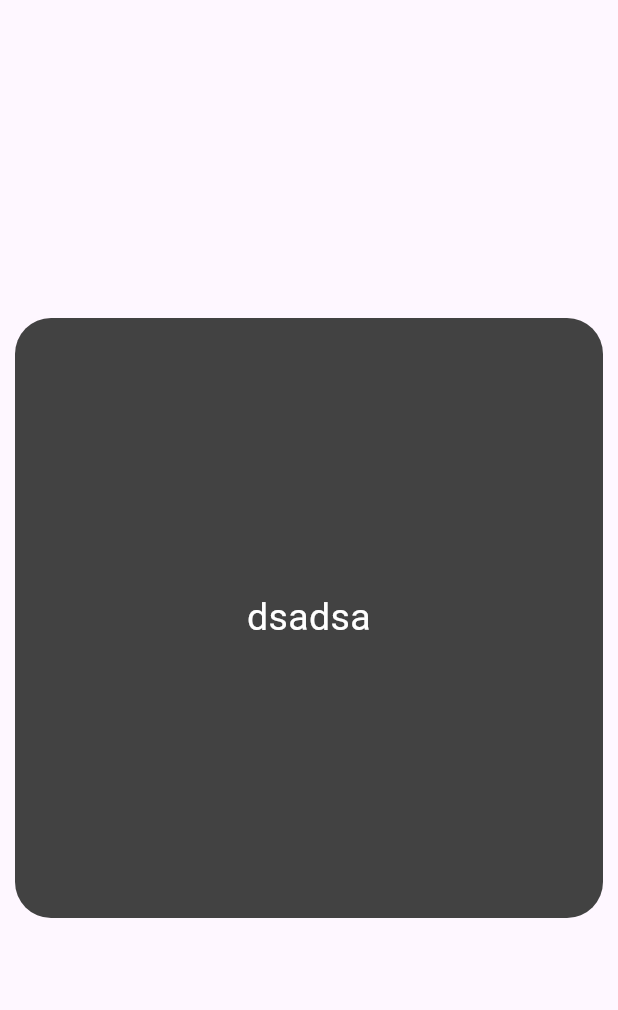
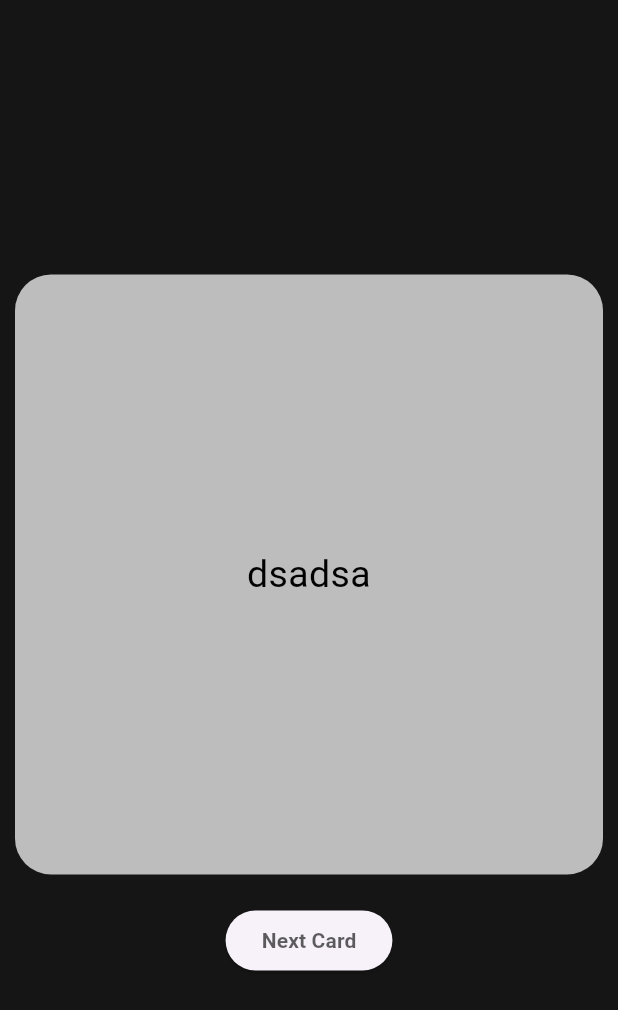
Before and after one commit to L2530L/flash_card, a Flutter app: the screen it shows after launch, on a phone screen of 412 x 824 dp. Shown: the top 1010 px of the screen. Run offline on Flutter 3.47's test engine with Material 3 defaults, Android fonts, the phone set to English and light mode, and no system bars; drawn by our look-alikes of flip_card.

Commit message:
pinaganda naging dark

```diff
--- a/lib/components/card.dart
+++ b/lib/components/card.dart
@@ -22,7 +22,7 @@ class FlashCard extends StatelessWidget {
               textAlign: TextAlign.center,
               style: TextStyle(
                 fontSize: 25,
-                color: Colors.white,
+                color: Colors.black,
               ),
             )),
 
@@ -33,7 +33,7 @@ class FlashCard extends StatelessWidget {
               textAlign: TextAlign.center,
               style: TextStyle(
                 fontSize: 25,
-                color: Colors.white,
+                color: Colors.black,
               ),
             ))));
   }
--- a/lib/components/containers.dart
+++ b/lib/components/containers.dart
@@ -13,7 +13,7 @@ class Containers extends StatelessWidget {
   Widget build(BuildContext context) {
     return Container(
       decoration: BoxDecoration(
-          color: Colors.grey.shade800, borderRadius: BorderRadius.circular(24)),
+          color: Colors.grey.shade400, borderRadius: BorderRadius.circular(24)),
       margin: EdgeInsets.all(10),
       width: 400,
       height: 400,
--- a/lib/pages/home.dart
+++ b/lib/pages/home.dart
@@ -1,4 +1,4 @@
-// ignore_for_file: prefer_const_constructors
+// ignore_for_file: prefer_const_constructors, prefer_const_literals_to_create_immutables
 
 import 'package:flash_card/components/card.dart';
 import 'package:flutter/material.dart';
@@ -29,9 +29,26 @@ class _HomePageState extends State<HomePage> {
   @override
   Widget build(BuildContext context) {
     return Scaffold(
-        body: FlashCard(
-      frontText: "dsadsa",
-      backText: "2",
-    ));
+        backgroundColor: Color.fromARGB(234, 0, 0, 0),
+        body: Column(
+          mainAxisAlignment: MainAxisAlignment.center,
+          children: [
+            FlashCard(
+              frontText: "dsadsa",
+              backText: "2",
+            ),
+            SizedBox(
+              height: 10,
+            ),
+            ElevatedButton(
+                onPressed: () {},
+                child: Text(
+                  "Next Card",
+                  style: TextStyle(
+                      color: Color.fromARGB(160, 0, 0, 0),
+                      fontWeight: FontWeight.bold),
+                ))
+          ],
+        ));
   }
 }
```
